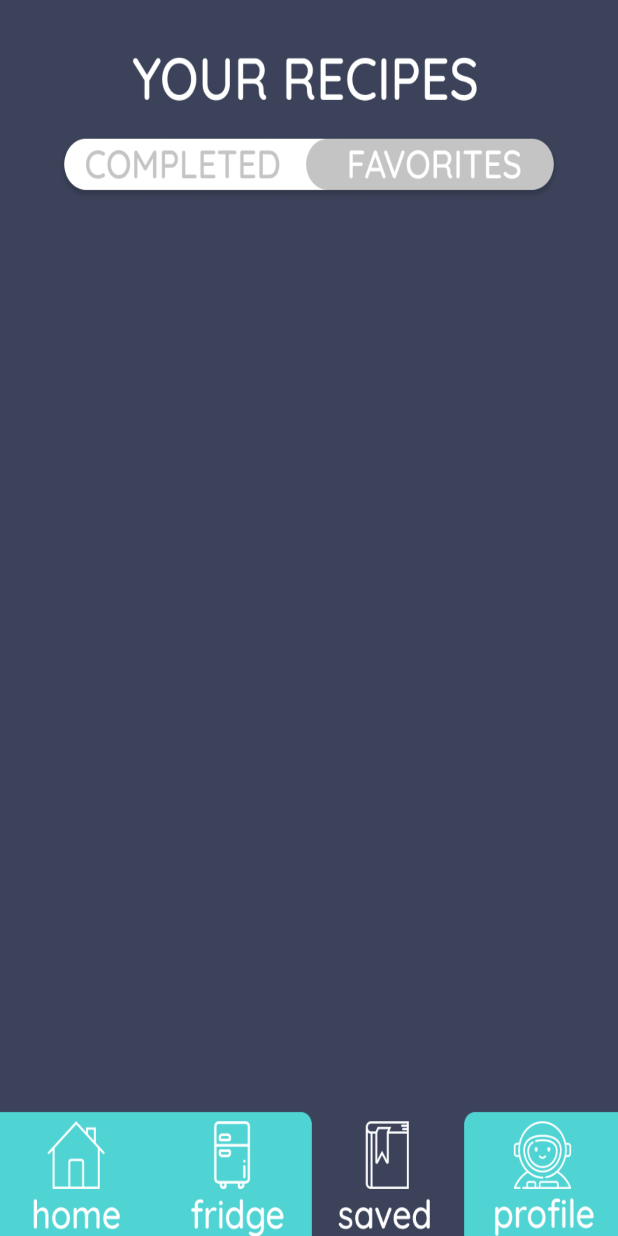
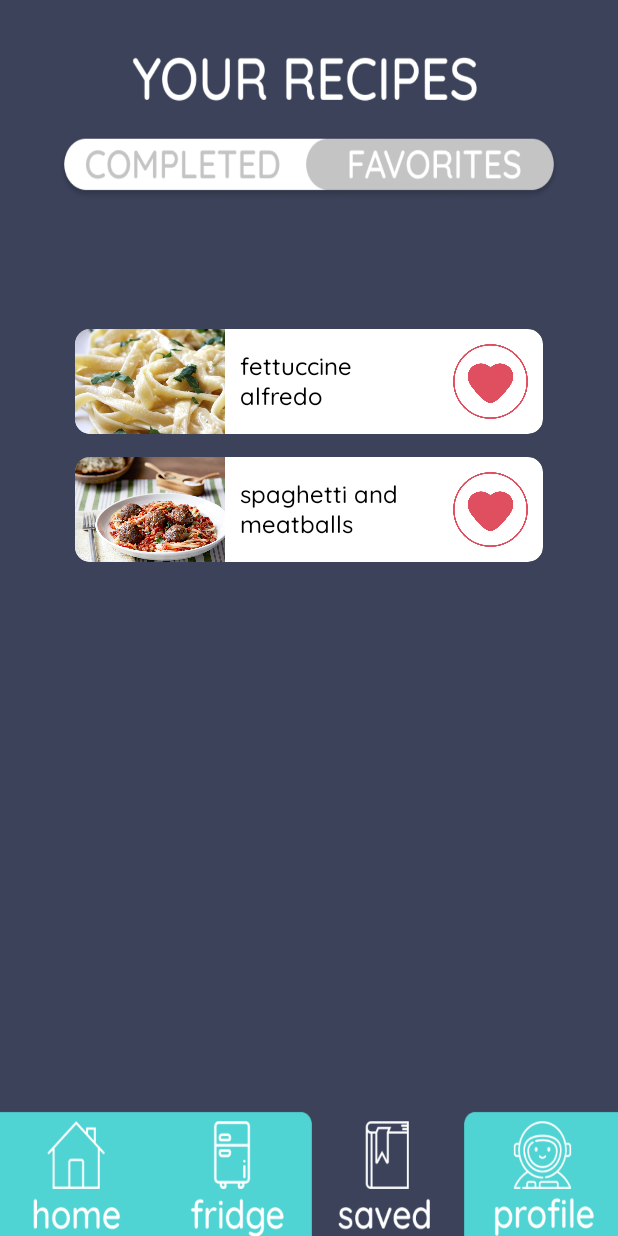
Before and after one commit to aylinev2/recipe-rover, an Android app: the CompletedActivity screen opened directly, with no data from a screen before it, after a tap on an icon or button, on a phone screen of 412 x 824 dp. Run offline under Robolectric (Android 15) with nearby library versions, the phone set to English and light mode, and no system bars.

Commit message:
Saved and completed work

```diff
--- a/app/src/main/java/cs465/illinois/project/CompletedActivity.java
+++ b/app/src/main/java/cs465/illinois/project/CompletedActivity.java
@@ -1,6 +1,8 @@
 package cs465.illinois.project;
 
 import androidx.appcompat.app.AppCompatActivity;
+import androidx.recyclerview.widget.LinearLayoutManager;
+import androidx.recyclerview.widget.RecyclerView;
 
 import android.content.Intent;
 import android.graphics.Color;
@@ -8,16 +10,40 @@ import android.os.Bundle;
 import android.view.View;
 import android.widget.Button;
 
+import java.util.ArrayList;
+
+import static cs465.illinois.project.MainActivity.getImage;
+
 public class CompletedActivity extends AppCompatActivity implements View.OnClickListener {
     private Button homeButton;
     private Button fridgeButton;
     private Button profileButton;
     private Button favoritesButton;
 
+    private RecyclerView recyclerView;
+    private RecyclerView.Adapter adapter;
+    private RecyclerView.LayoutManager layoutManager;
+
+    private ArrayList<Recipe> recipes;
+
     @Override
     protected void onCreate(Bundle savedInstanceState) {
         super.onCreate(savedInstanceState);
         setContentView(R.layout.activity_completed);
+
+        recyclerView = (RecyclerView) findViewById(R.id.completed_list);
+
+        recyclerView.setHasFixedSize(true);
+
+        layoutManager = new LinearLayoutManager(this);
+        recyclerView.setLayoutManager(layoutManager);
+
+        recipes = new ArrayList<Recipe>();
+
+        adapter = new FavAdapter(this, recipes);
+        recyclerView.setAdapter(adapter);
+
+        loadRecipes();
 
         homeButton = (Button) findViewById(R.id.homec);
         homeButton.setVisibility(View.VISIBLE);
@@ -59,4 +85,24 @@ public class CompletedActivity extends AppCompatActivity implements View.OnClick
             overridePendingTransition(0,0);
         }
     }
+
+    private void loadRecipes(){
+        recipes.add(new Recipe(
+                "grilled cheese",
+                getImage(this, "grilledcheese"),
+                "10 minutes",
+                "easy",
+                100,
+                "You've got everything!"
+        ));
+        recipes.add(new Recipe(
+                "fettuccine alfredo",
+                getImage(this, "alfredo"),
+                "30 minutes",
+                "easy",
+                100,
+                "You've got everything!"
+        ));
+
+    }
 }
--- /dev/null
+++ b/app/src/main/java/cs465/illinois/project/FavAdapter.java
@@ -0,0 +1,41 @@
+package cs465.illinois.project;
+
+import android.content.Context;
+import android.view.LayoutInflater;
+import android.view.View;
+import android.view.ViewGroup;
+
+import androidx.annotation.NonNull;
+import androidx.recyclerview.widget.RecyclerView;
+
+import java.util.ArrayList;
+
+public class FavAdapter extends RecyclerView.Adapter<FavHolder> {
+    private Context context;
+    private ArrayList<Recipe> recipes;
+
+    public FavAdapter(Context context, ArrayList<Recipe> recipes){
+        this.context = context;
+        this.recipes = recipes;
+    }
+
+    @NonNull
+    @Override
+    public FavHolder onCreateViewHolder(@NonNull ViewGroup parent, int viewType) {
+        View view = LayoutInflater.from(context).inflate(R.layout.fav_row_item, parent, false);
+        return new FavHolder(view);
+    }
+
+    @Override
+    public void onBindViewHolder(@NonNull FavHolder holder, int position) {
+        Recipe recipe = recipes.get(position);
+        holder.setInfo(recipe);
+    }
+
+    @Override
+    public int getItemCount() {
+        return recipes.size();
+    }
+
+
+}
--- /dev/null
+++ b/app/src/main/java/cs465/illinois/project/FavHolder.java
@@ -0,0 +1,24 @@
+package cs465.illinois.project;
+
+import androidx.recyclerview.widget.RecyclerView;
+import android.view.View;
+import android.widget.ImageView;
+import android.widget.TextView;
+
+public class FavHolder extends RecyclerView.ViewHolder {
+
+    private TextView txtRecipeName;
+    private ImageView imgRecipePicture;
+
+    public FavHolder(View itemView){
+        super(itemView);
+        txtRecipeName = itemView.findViewById(R.id.txtRecipeName);
+        imgRecipePicture = itemView.findViewById(R.id.imgRecipePicture);
+    }
+
+    public void setInfo(Recipe recipe) {
+        txtRecipeName.setText(recipe.getRecipeName());
+        imgRecipePicture.setImageDrawable(recipe.getRecipePicture());
+    }
+
+}
--- a/app/src/main/java/cs465/illinois/project/SavedActivity.java
+++ b/app/src/main/java/cs465/illinois/project/SavedActivity.java
@@ -1,6 +1,8 @@
 package cs465.illinois.project;
 
 import androidx.appcompat.app.AppCompatActivity;
+import androidx.recyclerview.widget.LinearLayoutManager;
+import androidx.recyclerview.widget.RecyclerView;
 
 import android.content.Intent;
 import android.graphics.Color;
@@ -8,16 +10,40 @@ import android.os.Bundle;
 import android.view.View;
 import android.widget.Button;
 
+import java.util.ArrayList;
+
+import static cs465.illinois.project.MainActivity.getImage;
+
 public class SavedActivity extends AppCompatActivity implements View.OnClickListener {
     private Button homeButton;
     private Button fridgeButton;
     private Button profileButton;
     private Button completedButton;
 
+    private RecyclerView recyclerView;
+    private RecyclerView.Adapter adapter;
+    private RecyclerView.LayoutManager layoutManager;
+
+    private ArrayList<Recipe> recipes;
+
     @Override
     protected void onCreate(Bundle savedInstanceState) {
         super.onCreate(savedInstanceState);
         setContentView(R.layout.activity_saved);
+
+        recyclerView = (RecyclerView) findViewById(R.id.saved_list);
+
+        recyclerView.setHasFixedSize(true);
+
+        layoutManager = new LinearLayoutManager(this);
+        recyclerView.setLayoutManager(layoutManager);
+
+        recipes = new ArrayList<Recipe>();
+
+        adapter = new FavAdapter(this, recipes);
+        recyclerView.setAdapter(adapter);
+
+        loadRecipes();
 
         homeButton = (Button) findViewById(R.id.homes);
         homeButton.setVisibility(View.VISIBLE);
@@ -59,4 +85,28 @@ public class SavedActivity extends AppCompatActivity implements View.OnClickList
             overridePendingTransition(0,0);
         }
     }
+
+    private void loadRecipes(){
+        recipes.add(new Recipe(
+                "fettuccine alfredo",
+                getImage(this, "alfredo"),
+                "30 minutes",
+                "easy",
+                100,
+                "You've got everything!"
+        ));
+        recipes.add(new Recipe(
+                "spaghetti and meatballs",
+                getImage(this, "spaghetti"),
+                "35 minutes",
+                "easy",
+                95,
+                "Worcestershire sauce"
+        ));
+
+    }
+
+
+
+
 }
--- a/app/src/main/res/layout/activity_completed.xml
+++ b/app/src/main/res/layout/activity_completed.xml
@@ -11,6 +11,16 @@
         android:layout_width="match_parent"
         android:layout_height="match_parent"
         android:background="@drawable/completed"></ImageView>
+
+    <androidx.recyclerview.widget.RecyclerView
+        android:id="@+id/completed_list"
+        android:layout_width="match_parent"
+        android:layout_height="460dp"
+        app:layout_constraintBottom_toBottomOf="@+id/imageView4"
+        app:layout_constraintEnd_toEndOf="parent"
+        app:layout_constraintStart_toStartOf="parent"
+        app:layout_constraintTop_toTopOf="@+id/imageView4"
+        app:layout_constraintVertical_bias="0.602" />
 
     <Button
         android:id="@+id/homec"
--- a/app/src/main/res/layout/activity_saved.xml
+++ b/app/src/main/res/layout/activity_saved.xml
@@ -11,6 +11,16 @@
         android:layout_width="match_parent"
         android:layout_height="match_parent"
         android:background="@drawable/savedrecipes"></ImageView>
+
+    <androidx.recyclerview.widget.RecyclerView
+        android:id="@+id/saved_list"
+        android:layout_width="match_parent"
+        android:layout_height="460dp"
+        app:layout_constraintBottom_toBottomOf="@+id/imageView5"
+        app:layout_constraintEnd_toEndOf="parent"
+        app:layout_constraintStart_toStartOf="parent"
+        app:layout_constraintTop_toTopOf="@+id/imageView5"
+        app:layout_constraintVertical_bias="0.602" />
 
     <Button
         android:id="@+id/homes"
--- /dev/null
+++ b/app/src/main/res/layout/fav_row_item.xml
@@ -0,0 +1,56 @@
+<?xml version="1.0" encoding="utf-8"?>
+<androidx.cardview.widget.CardView xmlns:android="http://schemas.android.com/apk/res/android"
+    android:layout_width="match_parent"
+    android:layout_height="wrap_content"
+    xmlns:app="http://schemas.android.com/apk/res-auto"
+    android:layout_marginRight="50dp"
+    android:layout_marginLeft="50dp"
+    android:layout_marginBottom="15dp"
+    android:background="#ffffff"
+    app:cardCornerRadius="10dp"
+    >
+
+    <LinearLayout
+        android:layout_width="match_parent"
+        android:layout_height="wrap_content"
+        android:orientation="horizontal"
+        android:gravity="top|left"
+        >
+
+        <ImageView
+            android:id="@+id/imgRecipePicture"
+            android:layout_width="100dp"
+            android:layout_height="match_parent"
+            android:scaleType="centerCrop"
+            />
+
+        <TextView
+            android:layout_width="0dp"
+            android:layout_height="wrap_content"
+            android:layout_gravity="top|center_horizontal"
+            android:layout_weight="1"
+
+            android:padding="10dp"
+
+            android:fontFamily="@font/quicksand_medium"
+            android:textColor="#000000"
+            android:textSize="16sp"
+
+            android:id="@+id/txtRecipeName"
+            />
+
+        <Button
+            android:layout_width="50dp"
+            android:layout_height="50dp"
+
+            android:layout_margin="10dp"
+
+            android:background="@drawable/heartfilled"
+            />
+
+
+    </LinearLayout>
+
+
+
+</androidx.cardview.widget.CardView>
```
Also changed, not shown: 3 other files.
